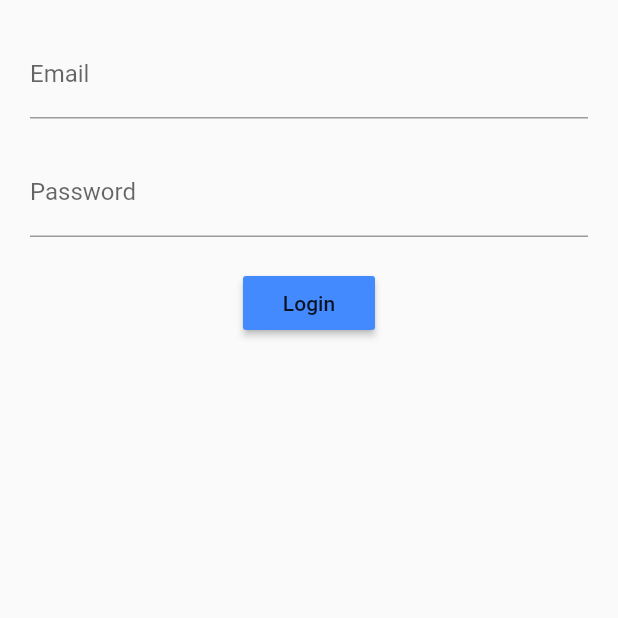
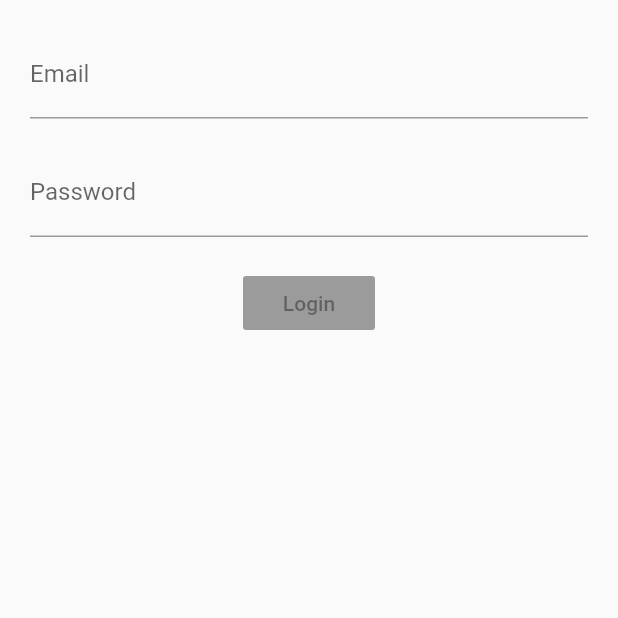
Before and after one commit to devashar13/Login_BLOC, a Flutter app: the screen it shows after launch, on a phone screen of 412 x 824 dp, the top half of it. Run offline on Flutter 3.47's test engine with Material 2 defaults, Android fonts, the phone set to English and light mode, and no system bars; our stand-ins replace rxdart.

Commit message:
Updated Login button

```diff
--- a/lib/src/blocs/bloc.dart
+++ b/lib/src/blocs/bloc.dart
@@ -3,8 +3,8 @@ import 'validators.dart';
 import 'package:rxdart/rxdart.dart';
 
 class Bloc extends Validators {
-  final _emailController = StreamController<String>();
-  final _passwordController = StreamController<String>();
+  final _emailController = BehaviorSubject<String>();
+  final _passwordController = BehaviorSubject<String>();
   //Change Data
   Function(String) get changeEmail => _emailController.sink.add;
   Function(String) get changePassword => _passwordController.sink.add;
@@ -17,6 +17,13 @@ class Bloc extends Validators {
         password,
         (e, p) => true,
       );
+  submit() {
+    final validEmail = _emailController.value;
+    final validPassword = _passwordController.value;
+    print('Email is $validEmail');
+    print('Email is $validPassword');
+  }
+
   dispose() {
     _emailController.close();
     _passwordController.close();
--- a/lib/src/screens/login_screen.dart
+++ b/lib/src/screens/login_screen.dart
@@ -18,7 +18,7 @@ class LoginScreen extends StatelessWidget {
           Container(
             padding: EdgeInsets.only(bottom: 20),
           ),
-          submitButton()
+          submitButton(bloc)
         ],
       ),
     );
@@ -56,11 +56,16 @@ class LoginScreen extends StatelessWidget {
     );
   }
 
-  Widget submitButton() {
-    return RaisedButton(
-      child: Text('Login'),
-      color: Colors.blueAccent,
-      onPressed: () => {},
+  Widget submitButton(Bloc bloc) {
+    return StreamBuilder(
+      stream: bloc.submitValid,
+      builder: (context, snapshot) {
+        return RaisedButton(
+          child: Text('Login'),
+          color: Colors.blueAccent,
+          onPressed: snapshot.hasData ? bloc.submit : null,
+        );
+      },
     );
   }
 }
```
